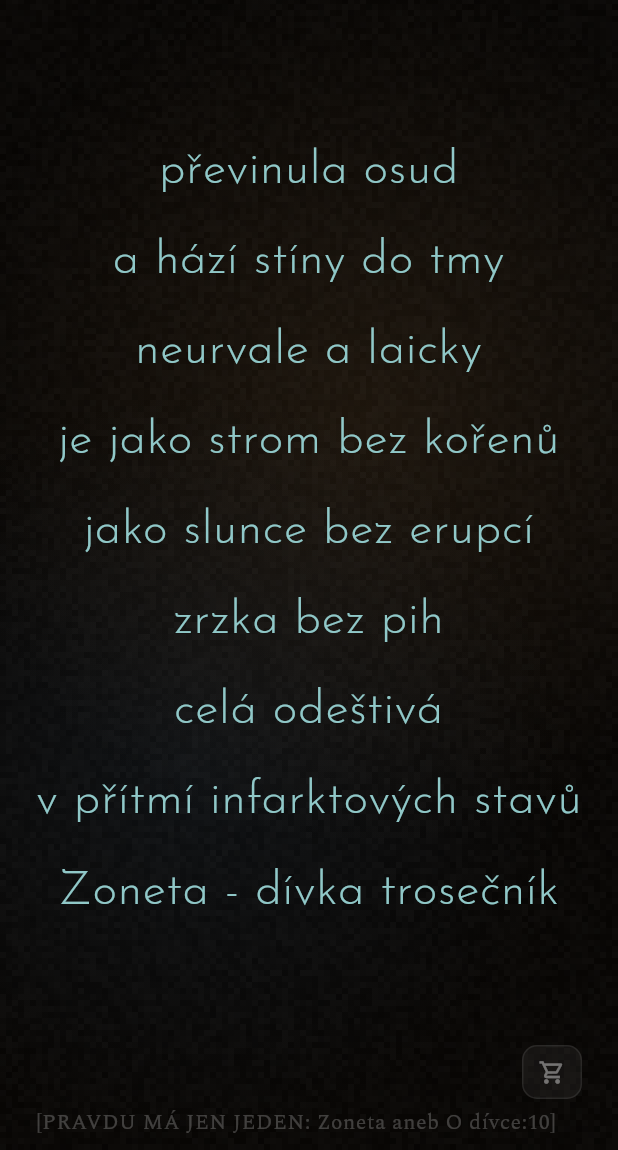
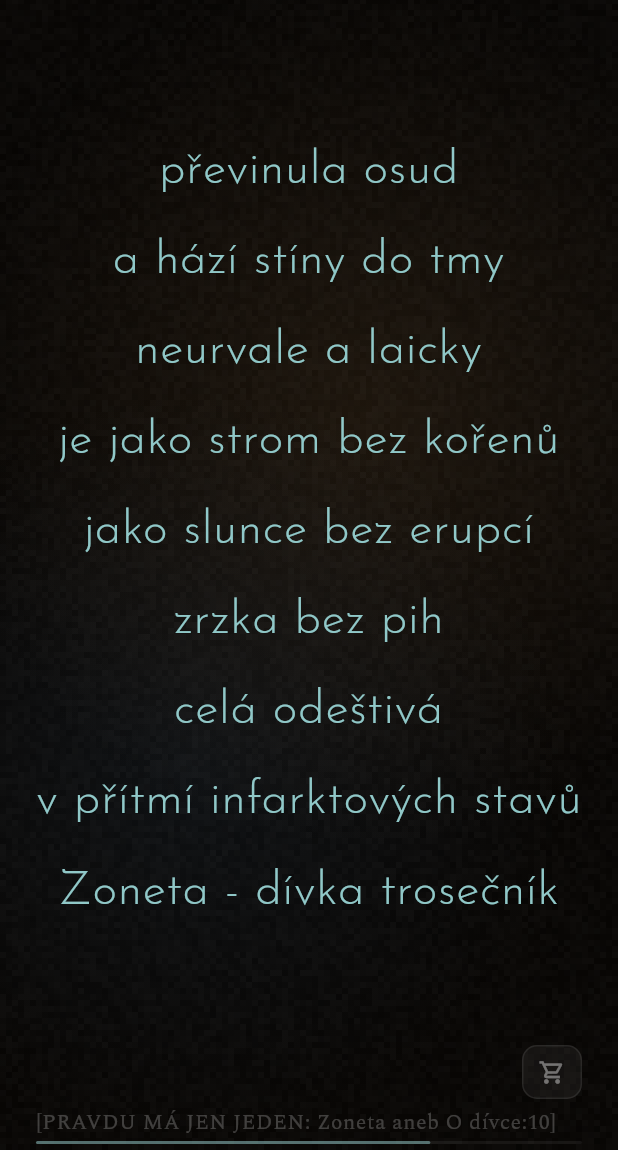
Before and after one commit to lioilsources/PoetryStream, a Flutter app: the screen it shows after launch, on a phone screen of 412 x 824 dp, the part 86-1236 px from its top. Run offline on Flutter 3.47's test engine with Material 3 defaults, Android fonts, the phone set to English and light mode, and no system bars; our stand-ins replace flutter_riverpod, google_fonts, hive, hive_flutter, in_app_purchase, yaml; accounts and stored records are empty.

Commit message:
Add verse progress bar with long-press to pause for Stream/Báseň modes
Adds a thin progress line along the bottom edge of StreamScreen (used by
both Stream and Čtení/Báseň modes) showing how long until the current
verse fades out. The bar fills left-to-right across the fade-in + display
window and is tinted with the active verse's glow colour to stay subtle.

Long-pressing anywhere suspends the cycle so the reader can finish the
verse; releasing resumes it from exactly where it left off. The engine
now tracks the remaining time of the active phase timer via hold()/
release() so the verse and the progress bar pause in lockstep.

https://claude.ai/code/session_0114aZnx3xN28syNXtKCYaAF

```diff
--- a/poetry_stream/lib/screens/stream_screen.dart
+++ b/poetry_stream/lib/screens/stream_screen.dart
@@ -14,6 +14,7 @@ import '../core/constants/build_config.dart';
 import '../widgets/paste_poem_button.dart';
 import '../widgets/store_button.dart';
 import '../widgets/verse_display.dart';
+import '../widgets/verse_progress_bar.dart';
 
 class StreamScreen extends ConsumerStatefulWidget {
   const StreamScreen({super.key});
@@ -22,15 +23,28 @@ class StreamScreen extends ConsumerStatefulWidget {
   ConsumerState<StreamScreen> createState() => _StreamScreenState();
 }
 
-class _StreamScreenState extends ConsumerState<StreamScreen> {
+class _StreamScreenState extends ConsumerState<StreamScreen>
+    with SingleTickerProviderStateMixin {
   bool _initialized = false;
+
+  // Drives the thin progress line that shows how long until the current verse
+  // fades out. Kept in lockstep with the engine via [_onVerseState] and the
+  // long-press handlers below.
+  late final AnimationController _progress;
 
   @override
   void initState() {
     super.initState();
+    _progress = AnimationController(vsync: this);
     WidgetsBinding.instance.addPostFrameCallback((_) {
       _initEngine();
     });
+  }
+
+  @override
+  void dispose() {
+    _progress.dispose();
+    super.dispose();
   }
 
   void _initEngine() {
@@ -55,10 +69,68 @@ class _StreamScreenState extends ConsumerState<StreamScreen> {
     notifier.play();
   }
 
+  /// Keeps the progress bar synchronised with the verse lifecycle. The bar
+  /// fills from when a verse appears (fadeIn) until it begins to leave
+  /// (fadeOut), i.e. across fadeIn + display.
+  void _onVerseState(VerseState? prev, VerseState? next) {
+    if (next == null) return;
+    if (!next.isPlaying) {
+      _progress.stop();
+      return;
+    }
+    switch (next.phase) {
+      case VersePhase.fadeIn:
+        final s = ref.read(settingsProvider);
+        _progress.duration = Duration(
+          milliseconds:
+              ((s.fadeDurationSec + s.displayDurationSec) * 1000).round(),
+        );
+        _progress.forward(from: 0);
+        break;
+      case VersePhase.display:
+        // Resumed mid-cycle (e.g. after a config change) — ensure it moves.
+        if (!_progress.isAnimating && _progress.value < 1.0) {
+          _progress.forward();
+        }
+        break;
+      case VersePhase.fadeOut:
+        // The verse is on its way out; the bar is full and will reset on the
+        // next fadeIn.
+        break;
+    }
+  }
+
+  void _handlePlayPause() {
+    final notifier = ref.read(verseProvider.notifier);
+    notifier.toggle();
+    // On resume, play() emits a fresh fadeIn which restarts the bar via the
+    // listener; on pause, freeze the bar where it is.
+    if (!notifier.isPlaying) {
+      _progress.stop();
+    }
+  }
+
+  void _handleHoldStart() {
+    ref.read(verseProvider.notifier).hold();
+    _progress.stop();
+  }
+
+  void _handleHoldEnd() {
+    final notifier = ref.read(verseProvider.notifier);
+    notifier.release();
+    // Only resume the bar if the stream wasn't separately paused.
+    if (notifier.isPlaying) {
+      _progress.forward();
+    }
+  }
+
   @override
   Widget build(BuildContext context) {
     final verseState = ref.watch(verseProvider);
     final settings = ref.watch(settingsProvider);
+
+    // Drive the progress bar from verse state changes.
+    ref.listen(verseProvider, _onVerseState);
 
     // Sync engine config when settings change
     ref.listen(settingsProvider, (prev, next) {
@@ -87,7 +159,14 @@ class _StreamScreenState extends ConsumerState<StreamScreen> {
 
     return Scaffold(
       backgroundColor: VisualConstants.backgroundColor,
-      body: Stack(
+      // Long-press anywhere to pause the cycle and read the verse in peace;
+      // releasing resumes it. Tap handling is left to the on-screen buttons.
+      body: GestureDetector(
+        behavior: HitTestBehavior.opaque,
+        onLongPressStart: (_) => _handleHoldStart(),
+        onLongPressEnd: (_) => _handleHoldEnd(),
+        onLongPressCancel: _handleHoldEnd,
+        child: Stack(
           children: [
             // Animated background
             const Positioned.fill(
@@ -132,7 +211,7 @@ class _StreamScreenState extends ConsumerState<StreamScreen> {
               left: 24,
               child: PlayPauseButton(
                 isPlaying: verseState?.isPlaying ?? false,
-              onTap: () => ref.read(verseProvider.notifier).toggle(),
+                onTap: _handlePlayPause,
               ),
             ),
 
@@ -189,7 +268,24 @@ class _StreamScreenState extends ConsumerState<StreamScreen> {
                 ],
               ),
             ),
+
+            // Verse progress line — sits at the very bottom edge so it stays in
+            // the periphery and doesn't compete with the centered verse.
+            Positioned(
+              left: 24,
+              right: 24,
+              bottom: 0,
+              child: SafeArea(
+                top: false,
+                minimum: const EdgeInsets.only(bottom: 4),
+                child: VerseProgressBar(
+                  progress: _progress,
+                  color: verseState?.style.glowColor ?? Colors.white,
+                ),
+              ),
+            ),
           ],
+        ),
       ),
     );
   }
--- /dev/null
+++ b/poetry_stream/lib/widgets/verse_progress_bar.dart
@@ -0,0 +1,61 @@
+import 'package:flutter/material.dart';
+
+/// A thin progress line showing how long until the current verse fades out.
+///
+/// Rendered as a hairline along the bottom edge so it stays in the periphery
+/// and never competes with the centered verse. The fill is tinted with the
+/// active verse's glow colour for cohesion and is driven by an external
+/// [progress] animation so it can be paused in lockstep with the engine (e.g.
+/// while the reader long-presses to finish a verse).
+class VerseProgressBar extends StatelessWidget {
+  const VerseProgressBar({
+    super.key,
+    required this.progress,
+    required this.color,
+  });
+
+  /// 0.0 → 1.0 as the verse elapses towards fade-out.
+  final Animation<double> progress;
+
+  /// Tint for the filled portion of the bar.
+  final Color color;
+
+  @override
+  Widget build(BuildContext context) {
+    return SizedBox(
+      width: double.infinity,
+      height: 2,
+      child: Stack(
+        children: [
+          // Faint track so the line's extent is hinted at, not stark.
+          Positioned.fill(
+            child: DecoratedBox(
+              decoration: BoxDecoration(
+                color: Colors.white.withValues(alpha: 0.06),
+                borderRadius: BorderRadius.circular(1),
+              ),
+            ),
+          ),
+          // Animated fill growing left → right.
+          Positioned.fill(
+            child: AnimatedBuilder(
+              animation: progress,
+              builder: (context, _) {
+                return FractionallySizedBox(
+                  alignment: Alignment.centerLeft,
+                  widthFactor: progress.value.clamp(0.0, 1.0),
+                  child: DecoratedBox(
+                    decoration: BoxDecoration(
+                      color: color.withValues(alpha: 0.5),
+                      borderRadius: BorderRadius.circular(1),
+                    ),
+                  ),
+                );
+              },
+            ),
+          ),
+        ],
+      ),
+    );
+  }
+}
```
Also changed, not shown: poetry_stream/lib/engine/verse_engine.dart (+68 -6 lines), poetry_stream/lib/providers/verse_provider.dart (+7 -0 lines). Lines whose indentation alone changed are shown as unchanged.
